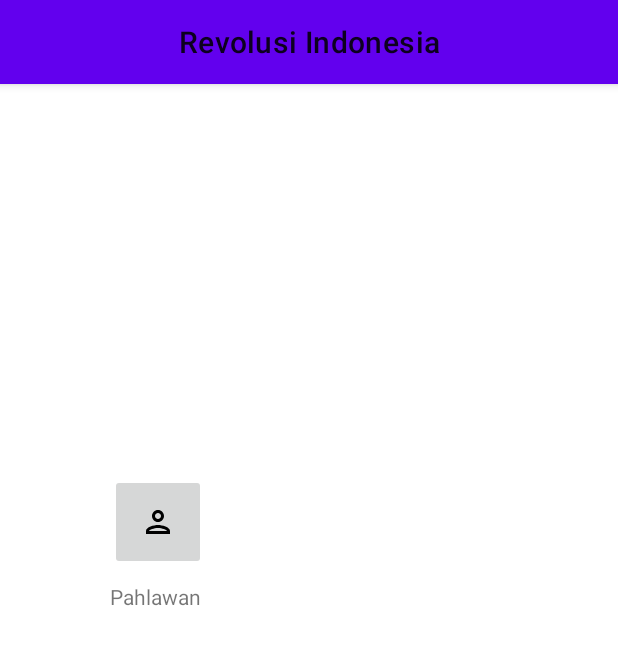
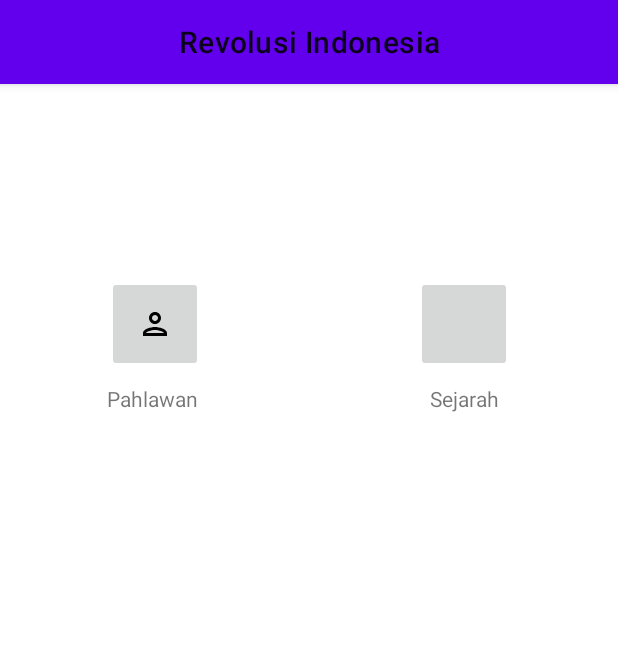
Before and after one commit to faizauthar12/Android_Revolusi_Indonesia_ida, an Android app: the screen it shows after launch (HomeActivity), on a phone screen of 412 x 824 dp. Shown: the top 645 px of the screen. Run offline under Robolectric (Android 15) with nearby library versions, the phone set to English and light mode, and no system bars.

Commit message:
Home: add sejarah button

```diff
--- a/app/src/main/java/io/faizauthar12/github/revolusiindonesia/ui/home/HomeActivity.kt
+++ b/app/src/main/java/io/faizauthar12/github/revolusiindonesia/ui/home/HomeActivity.kt
@@ -7,6 +7,7 @@ import io.faizauthar12.github.revolusiindonesia.R
 import io.faizauthar12.github.revolusiindonesia.databinding.ActivityHomeBinding
 import io.faizauthar12.github.revolusiindonesia.databinding.ContentHomeBinding
 import io.faizauthar12.github.revolusiindonesia.ui.heroes.HeroesActivity
+import io.faizauthar12.github.revolusiindonesia.ui.sejarah.SejarahActivity
 
 class HomeActivity : AppCompatActivity() {
 
@@ -27,5 +28,11 @@ class HomeActivity : AppCompatActivity() {
                 startActivity(this)
             }
         }
+
+        contentHome.ibSejarah.setOnClickListener {
+            Intent(this, SejarahActivity::class.java).apply {
+                startActivity(this)
+            }
+        }
     }
 }
--- a/app/src/main/res/layout/content_home.xml
+++ b/app/src/main/res/layout/content_home.xml
@@ -9,17 +9,17 @@
         android:id="@+id/ib_pahlawan"
         android:layout_width="64dp"
         android:layout_height="64dp"
-        android:layout_marginTop="260dp"
+        android:layout_marginTop="128dp"
+        android:layout_marginBottom="32dp"
         android:src="@drawable/ic_outline_person"
-        app:layout_constraintEnd_toEndOf="parent"
-        app:layout_constraintHorizontal_bias="0.21"
+        app:layout_constraintBottom_toTopOf="@+id/horizontal_centerline"
+        app:layout_constraintEnd_toStartOf="@+id/vertical_centerline"
         app:layout_constraintStart_toStartOf="parent"
         app:layout_constraintTop_toTopOf="parent" />
 
     <TextView
-        android:id="@+id/textView"
-        android:layout_width="66dp"
-        android:layout_height="16dp"
+        android:layout_width="wrap_content"
+        android:layout_height="wrap_content"
         android:layout_marginTop="8dp"
         android:text="Pahlawan"
         app:layout_constraintEnd_toEndOf="@+id/ib_pahlawan"
@@ -27,5 +27,37 @@
         app:layout_constraintStart_toStartOf="@+id/ib_pahlawan"
         app:layout_constraintTop_toBottomOf="@+id/ib_pahlawan" />
 
+    <ImageButton
+        android:id="@+id/ib_sejarah"
+        android:layout_width="64dp"
+        android:layout_height="64dp"
+        android:layout_marginTop="128dp"
+        android:layout_marginBottom="32dp"
+        app:layout_constraintBottom_toTopOf="@+id/horizontal_centerline"
+        app:layout_constraintEnd_toEndOf="parent"
+        app:layout_constraintStart_toStartOf="@+id/vertical_centerline"
+        app:layout_constraintTop_toTopOf="parent" />
 
+    <TextView
+        android:layout_width="wrap_content"
+        android:layout_height="wrap_content"
+        android:layout_marginTop="8dp"
+        android:text="Sejarah"
+        app:layout_constraintEnd_toEndOf="@+id/ib_sejarah"
+        app:layout_constraintStart_toStartOf="@+id/ib_sejarah"
+        app:layout_constraintTop_toBottomOf="@+id/ib_sejarah" />
+
+    <androidx.constraintlayout.widget.Guideline
+        android:id="@+id/vertical_centerline"
+        android:layout_width="wrap_content"
+        android:layout_height="wrap_content"
+        android:orientation="vertical"
+        app:layout_constraintGuide_percent=".50" />
+
+    <androidx.constraintlayout.widget.Guideline
+        android:id="@+id/horizontal_centerline"
+        android:layout_width="wrap_content"
+        android:layout_height="wrap_content"
+        android:orientation="horizontal"
+        app:layout_constraintGuide_percent=".50" />
 </androidx.constraintlayout.widget.ConstraintLayout>
```
